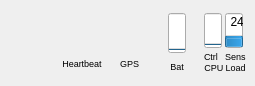
This is src/ui/SlugsStatus.ui in dagoodma/qgroundcontrol as Qt 5 draws it before an edit. The edited form follows.
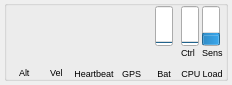
This is the edited form. Icons and pictures are not drawn.

Commit message: Finished status widget.

```diff
--- a/src/ui/SlugsStatus.ui
+++ b/src/ui/SlugsStatus.ui
@@ -6,12 +6,12 @@
    <rect>
     <x>0</x>
     <y>0</y>
-    <width>255</width>
-    <height>80</height>
+    <width>232</width>
+    <height>85</height>
    </rect>
   </property>
   <property name="sizePolicy">
-   <sizepolicy hsizetype="Minimum" vsizetype="Minimum">
+   <sizepolicy hsizetype="Expanding" vsizetype="Minimum">
     <horstretch>0</horstretch>
     <verstretch>0</verstretch>
    </sizepolicy>
@@ -33,19 +33,210 @@
     <number>4</number>
    </property>
    <property name="topMargin">
-    <number>4</number>
+    <number>0</number>
    </property>
    <property name="rightMargin">
-    <number>0</number>
+    <number>4</number>
    </property>
    <property name="bottomMargin">
     <number>4</number>
    </property>
+   <property name="spacing">
+    <number>0</number>
+   </property>
    <item row="0" column="0">
-    <widget class="QWidget" name="widget" native="true">
-     <layout class="QGridLayout" name="gridLayout_2">
-      <item row="0" column="3">
+    <widget class="QGroupBox" name="groupBox">
+     <property name="title">
+      <string/>
+     </property>
+     <layout class="QHBoxLayout" name="horizontalLayout_2">
+      <property name="spacing">
+       <number>2</number>
+      </property>
+      <property name="leftMargin">
+       <number>2</number>
+      </property>
+      <property name="topMargin">
+       <number>0</number>
+      </property>
+      <property name="rightMargin">
+       <number>2</number>
+      </property>
+      <property name="bottomMargin">
+       <number>0</number>
+      </property>
+      <item>
+       <layout class="QVBoxLayout" name="verticalLayout_6">
+        <property name="spacing">
+         <number>0</number>
+        </property>
+        <item alignment="Qt::AlignTop">
+         <widget class="QLabel" name="altitudeLabel">
+          <property name="minimumSize">
+           <size>
+            <width>30</width>
+            <height>30</height>
+           </size>
+          </property>
+          <property name="text">
+           <string/>
+          </property>
+         </widget>
+        </item>
+        <item alignment="Qt::AlignHCenter|Qt::AlignBottom">
+         <widget class="QLabel" name="altitudeText">
+          <property name="font">
+           <font>
+            <pointsize>7</pointsize>
+           </font>
+          </property>
+          <property name="text">
+           <string>Alt</string>
+          </property>
+         </widget>
+        </item>
+       </layout>
+      </item>
+      <item>
+       <layout class="QVBoxLayout" name="verticalLayout_8">
+        <property name="spacing">
+         <number>0</number>
+        </property>
+        <item alignment="Qt::AlignTop">
+         <widget class="QLabel" name="speedLabel">
+          <property name="minimumSize">
+           <size>
+            <width>30</width>
+            <height>30</height>
+           </size>
+          </property>
+          <property name="text">
+           <string/>
+          </property>
+         </widget>
+        </item>
+        <item alignment="Qt::AlignHCenter|Qt::AlignBottom">
+         <widget class="QLabel" name="speedText">
+          <property name="font">
+           <font>
+            <pointsize>7</pointsize>
+           </font>
+          </property>
+          <property name="text">
+           <string>Vel</string>
+          </property>
+         </widget>
+        </item>
+       </layout>
+      </item>
+      <item>
+       <layout class="QVBoxLayout" name="verticalLayout" stretch="0,0">
+        <property name="spacing">
+         <number>0</number>
+        </property>
+        <item alignment="Qt::AlignTop">
+         <widget class="QLabel" name="heartBeatLabel">
+          <property name="minimumSize">
+           <size>
+            <width>30</width>
+            <height>30</height>
+           </size>
+          </property>
+          <property name="maximumSize">
+           <size>
+            <width>16777215</width>
+            <height>16777215</height>
+           </size>
+          </property>
+          <property name="toolTip">
+           <string>MAV Heartbeat</string>
+          </property>
+          <property name="statusTip">
+           <string>MAV Heartbeat</string>
+          </property>
+          <property name="text">
+           <string/>
+          </property>
+         </widget>
+        </item>
+        <item alignment="Qt::AlignBottom">
+         <widget class="QLabel" name="heartBeatText">
+          <property name="maximumSize">
+           <size>
+            <width>16777215</width>
+            <height>10</height>
+           </size>
+          </property>
+          <property name="font">
+           <font>
+            <pointsize>7</pointsize>
+           </font>
+          </property>
+          <property name="text">
+           <string>Heartbeat</string>
+          </property>
+          <property name="alignment">
+           <set>Qt::AlignCenter</set>
+          </property>
+         </widget>
+        </item>
+       </layout>
+      </item>
+      <item>
+       <layout class="QVBoxLayout" name="verticalLayout_2">
+        <property name="spacing">
+         <number>0</number>
+        </property>
+        <property name="sizeConstraint">
+         <enum>QLayout::SetFixedSize</enum>
+        </property>
+        <item alignment="Qt::AlignTop">
+         <widget class="QLabel" name="gpsStatusLabel">
+          <property name="minimumSize">
+           <size>
+            <width>30</width>
+            <height>30</height>
+           </size>
+          </property>
+          <property name="toolTip">
+           <string>GPS Fix Quality</string>
+          </property>
+          <property name="statusTip">
+           <string>GPS Fix Quality</string>
+          </property>
+          <property name="text">
+           <string/>
+          </property>
+         </widget>
+        </item>
+        <item alignment="Qt::AlignBottom">
+         <widget class="QLabel" name="gpsStatusText">
+          <property name="maximumSize">
+           <size>
+            <width>16777215</width>
+            <height>10</height>
+           </size>
+          </property>
+          <property name="font">
+           <font>
+            <pointsize>7</pointsize>
+           </font>
+          </property>
+          <property name="text">
+           <string>GPS</string>
+          </property>
+          <property name="alignment">
+           <set>Qt::AlignCenter</set>
+          </property>
+         </widget>
+        </item>
+       </layout>
+      </item>
+      <item>
        <layout class="QVBoxLayout" name="verticalLayout_3">
+        <property name="spacing">
+         <number>0</number>
+        </property>
         <property name="sizeConstraint">
          <enum>QLayout::SetFixedSize</enum>
         </property>
@@ -54,7 +245,7 @@
           <property name="minimumSize">
            <size>
             <width>18</width>
-            <height>35</height>
+            <height>30</height>
            </size>
           </property>
           <property name="maximumSize">
@@ -64,7 +255,9 @@
            </size>
           </property>
           <property name="font">
-           <font/>
+           <font>
+            <pointsize>7</pointsize>
+           </font>
           </property>
           <property name="toolTip">
            <string>Battery Fuel</string>
@@ -86,8 +279,14 @@
           </property>
          </widget>
         </item>
-        <item>
-         <widget class="QLabel" name="label">
+        <item alignment="Qt::AlignHCenter|Qt::AlignBottom">
+         <widget class="QLabel" name="batteryBarText">
+          <property name="maximumSize">
+           <size>
+            <width>16</width>
+            <height>10</height>
+           </size>
+          </property>
           <property name="font">
            <font>
             <pointsize>7</pointsize>
@@ -103,100 +302,8 @@
         </item>
        </layout>
       </item>
-      <item row="0" column="0">
-       <widget class="QLabel" name="typeLabel">
-        <property name="toolTip">
-         <string>System type</string>
-        </property>
-        <property name="statusTip">
-         <string>System type</string>
-        </property>
-        <property name="whatsThis">
-         <string>System type</string>
-        </property>
-        <property name="text">
-         <string/>
-        </property>
-        <property name="pixmap">
-         <pixmap resource="../../qgroundcontrol.qrc">:/files/images/mavs/unknown.svg</pixmap>
-        </property>
-       </widget>
-      </item>
-      <item row="0" column="1">
-       <layout class="QVBoxLayout" name="verticalLayout">
-        <property name="spacing">
-         <number>-1</number>
-        </property>
-        <item>
-         <widget class="QLabel" name="heartBeatLabel">
-          <property name="minimumSize">
-           <size>
-            <width>30</width>
-            <height>35</height>
-           </size>
-          </property>
-          <property name="toolTip">
-           <string>Heartbeat</string>
-          </property>
-          <property name="text">
-           <string/>
-          </property>
-         </widget>
-        </item>
-        <item>
-         <widget class="QLabel" name="heartBeatText">
-          <property name="font">
-           <font>
-            <pointsize>7</pointsize>
-           </font>
-          </property>
-          <property name="text">
-           <string>Heartbeat</string>
-          </property>
-          <property name="alignment">
-           <set>Qt::AlignCenter</set>
-          </property>
-         </widget>
-        </item>
-       </layout>
-      </item>
-      <item row="0" column="2">
-       <layout class="QVBoxLayout" name="verticalLayout_2">
-        <property name="sizeConstraint">
-         <enum>QLayout::SetFixedSize</enum>
-        </property>
-        <item>
-         <widget class="QLabel" name="gpsStatusLabel">
-          <property name="minimumSize">
-           <size>
-            <width>30</width>
-            <height>35</height>
-           </size>
-          </property>
-          <property name="text">
-           <string/>
-          </property>
-         </widget>
-        </item>
-        <item>
-         <widget class="QLabel" name="gpsStatusText">
-          <property name="font">
-           <font>
-            <pointsize>7</pointsize>
-           </font>
-          </property>
-          <property name="text">
-           <string>GPS</string>
-          </property>
-          <property name="alignment">
-           <set>Qt::AlignCenter</set>
-          </property>
-         </widget>
-        </item>
-       </layout>
-      </item>
-      <item row="0" column="4">
-       <layout class="QVBoxLayout" name="verticalLayout_7" stretch="50,0">
+      <item>
+       <layout class="QVBoxLayout" name="verticalLayout_7" stretch="0,0">
         <property name="spacing">
          <number>0</number>
         </property>
@@ -212,19 +319,28 @@
         <item>
          <layout class="QHBoxLayout" name="horizontalLayout" stretch="0,0">
           <property name="spacing">
-           <number>3</number>
+           <number>0</number>
           </property>
           <property name="sizeConstraint">
            <enum>QLayout::SetDefaultConstraint</enum>
           </property>
           <item>
            <layout class="QVBoxLayout" name="verticalLayout_4">
-            <item>
+            <property name="spacing">
+             <number>1</number>
+            </property>
+            <item alignment="Qt::AlignTop">
              <widget class="QProgressBar" name="loadCtrlBar">
+              <property name="sizePolicy">
+               <sizepolicy hsizetype="Fixed" vsizetype="Expanding">
+                <horstretch>0</horstretch>
+                <verstretch>0</verstretch>
+               </sizepolicy>
+              </property>
               <property name="minimumSize">
                <size>
                 <width>18</width>
-                <height>35</height>
+                <height>22</height>
                </size>
               </property>
               <property name="maximumSize">
@@ -234,7 +350,9 @@
                </size>
               </property>
               <property name="font">
-               <font/>
+               <font>
+                <pointsize>7</pointsize>
+               </font>
               </property>
               <property name="toolTip">
                <string>Battery Fuel</string>
@@ -254,7 +372,13 @@
              </widget>
             </item>
             <item>
-             <widget class="QLabel" name="label_2">
+             <widget class="QLabel" name="loadCtrlBarText">
+              <property name="maximumSize">
+               <size>
+                <width>16777215</width>
+                <height>10</height>
+               </size>
+              </property>
               <property name="font">
                <font>
                 <pointsize>7</pointsize>
@@ -269,12 +393,15 @@
           </item>
           <item>
            <layout class="QVBoxLayout" name="verticalLayout_5">
-            <item>
+            <property name="spacing">
+             <number>1</number>
+            </property>
+            <item alignment="Qt::AlignTop">
              <widget class="QProgressBar" name="loadSensBar">
               <property name="minimumSize">
                <size>
                 <width>18</width>
-                <height>35</height>
+                <height>22</height>
                </size>
               </property>
               <property name="maximumSize">
@@ -283,16 +410,36 @@
                 <height>40</height>
                </size>
               </property>
+              <property name="font">
+               <font>
+                <pointsize>7</pointsize>
+               </font>
+              </property>
+              <property name="toolTip">
+               <string>Sensor CPU Load</string>
+              </property>
+              <property name="statusTip">
+               <string>Sensor CPU Load</string>
+              </property>
               <property name="value">
                <number>24</number>
               </property>
+              <property name="textVisible">
+               <bool>false</bool>
+              </property>
               <property name="orientation">
                <enum>Qt::Vertical</enum>
               </property>
              </widget>
             </item>
             <item>
-             <widget class="QLabel" name="label_3">
+             <widget class="QLabel" name="loadSensBarText">
+              <property name="maximumSize">
+               <size>
+                <width>16777215</width>
+                <height>10</height>
+               </size>
+              </property>
               <property name="font">
                <font>
                 <pointsize>7</pointsize>
@@ -307,8 +454,14 @@
           </item>
          </layout>
         </item>
-        <item>
-         <widget class="QLabel" name="label_4">
+        <item alignment="Qt::AlignBottom">
+         <widget class="QLabel" name="loadBarText">
+          <property name="maximumSize">
+           <size>
+            <width>16777215</width>
+            <height>10</height>
+           </size>
+          </property>
           <property name="font">
            <font>
             <pointsize>7</pointsize>
```
Left out of the diff: 13 changed lines with no effect on the pictures. The commit also changes 12 other files.
